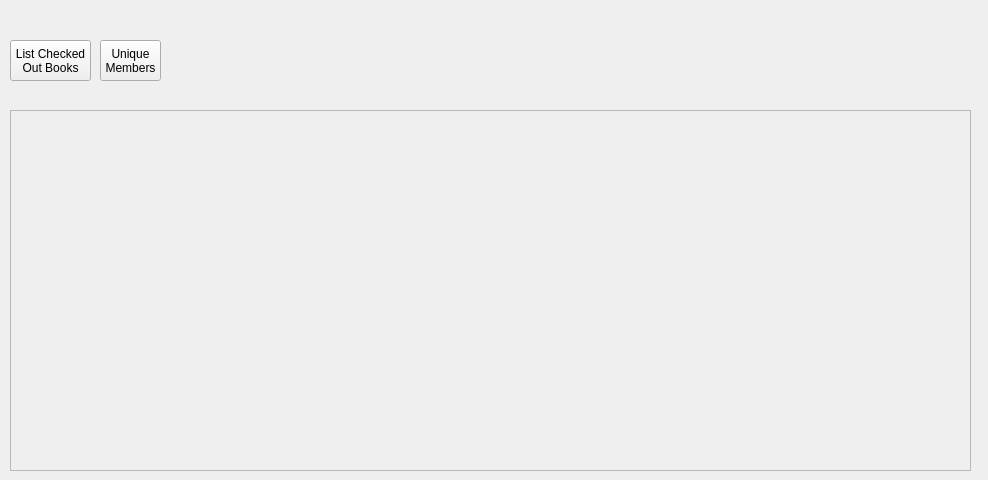
Qt form LibrarySystem/editmembers.ui (josfire18/LibrarySystem) before a commit.
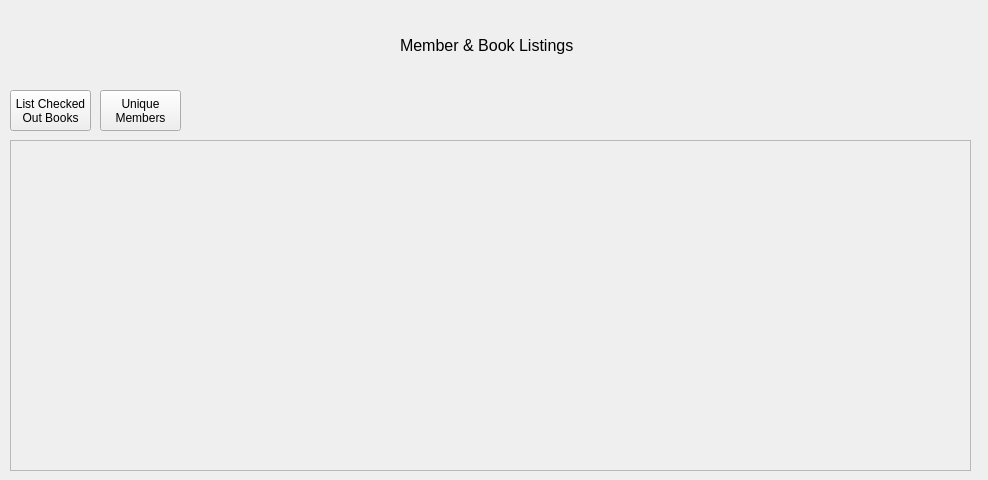
The same form after that commit.

```diff
--- a/LibrarySystem/editmembers.ui
+++ b/LibrarySystem/editmembers.ui
@@ -17,7 +17,7 @@
    <property name="geometry">
     <rect>
      <x>10</x>
-     <y>40</y>
+     <y>90</y>
      <width>81</width>
      <height>41</height>
     </rect>
@@ -31,9 +31,9 @@
    <property name="geometry">
     <rect>
      <x>10</x>
-     <y>110</y>
+     <y>140</y>
      <width>961</width>
-     <height>361</height>
+     <height>331</height>
     </rect>
    </property>
    <property name="widgetResizable">
@@ -45,7 +45,7 @@
       <x>0</x>
       <y>0</y>
       <width>959</width>
-      <height>359</height>
+      <height>329</height>
      </rect>
     </property>
    </widget>
@@ -54,8 +54,8 @@
    <property name="geometry">
     <rect>
      <x>100</x>
-     <y>40</y>
-     <width>61</width>
+     <y>90</y>
+     <width>81</width>
      <height>41</height>
     </rect>
    </property>
@@ -64,6 +64,24 @@
 Members</string>
    </property>
   </widget>
+  <widget class="QLabel" name="label">
+   <property name="geometry">
+    <rect>
+     <x>400</x>
+     <y>20</y>
+     <width>181</width>
+     <height>51</height>
+    </rect>
+   </property>
+   <property name="font">
+    <font>
+     <pointsize>12</pointsize>
+    </font>
+   </property>
+   <property name="text">
+    <string>Member &amp; Book Listings</string>
+   </property>
+  </widget>
  </widget>
  <resources/>
  <connections/>
```
Left out of the diff: 2 changed lines with no effect on the pictures.
